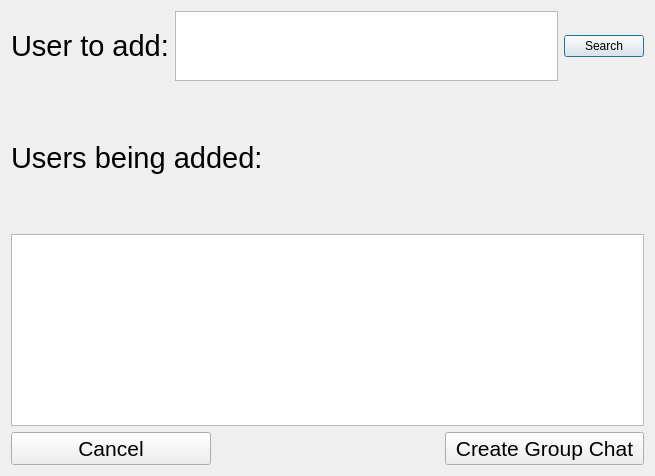
Above: client/gui/add_new_gc.ui from Cub1cMang0/E2EE-Messaging before the change. Below: the same form after it.
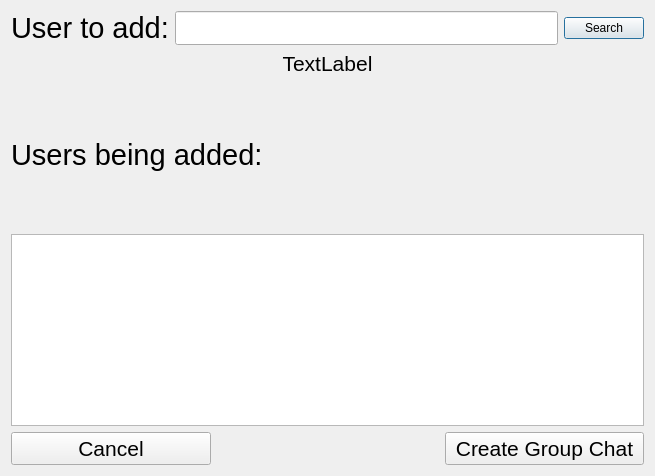
That is the form after the change.

Commit message: Updated gui. Added functionality to the register and login buttons.

Patch:
```diff
--- a/client/gui/add_new_gc.ui
+++ b/client/gui/add_new_gc.ui
@@ -35,7 +35,7 @@
       </widget>
      </item>
      <item>
-      <widget class="QTextEdit" name="user_search_box">
+      <widget class="QLineEdit" name="user_search_box">
        <property name="sizePolicy">
         <sizepolicy hsizetype="Expanding" vsizetype="Preferred">
          <horstretch>0</horstretch>
@@ -59,6 +59,27 @@
      </item>
     </layout>
    </item>
+   <item>
+    <widget class="QLabel" name="error_label">
+     <property name="sizePolicy">
+      <sizepolicy hsizetype="Preferred" vsizetype="Fixed">
+       <horstretch>0</horstretch>
+       <verstretch>0</verstretch>
+      </sizepolicy>
+     </property>
+     <property name="font">
+      <font>
+       <pointsize>16</pointsize>
+      </font>
+     </property>
+     <property name="text">
+      <string>TextLabel</string>
+     </property>
+     <property name="alignment">
+      <set>Qt::AlignmentFlag::AlignCenter</set>
+     </property>
+    </widget>
+   </item>
    <item>
     <layout class="QVBoxLayout" name="verticalLayout">
      <item>
```
Left out of the diff: 2 changed lines with no effect on the pictures. The commit also changes 4 other files.
